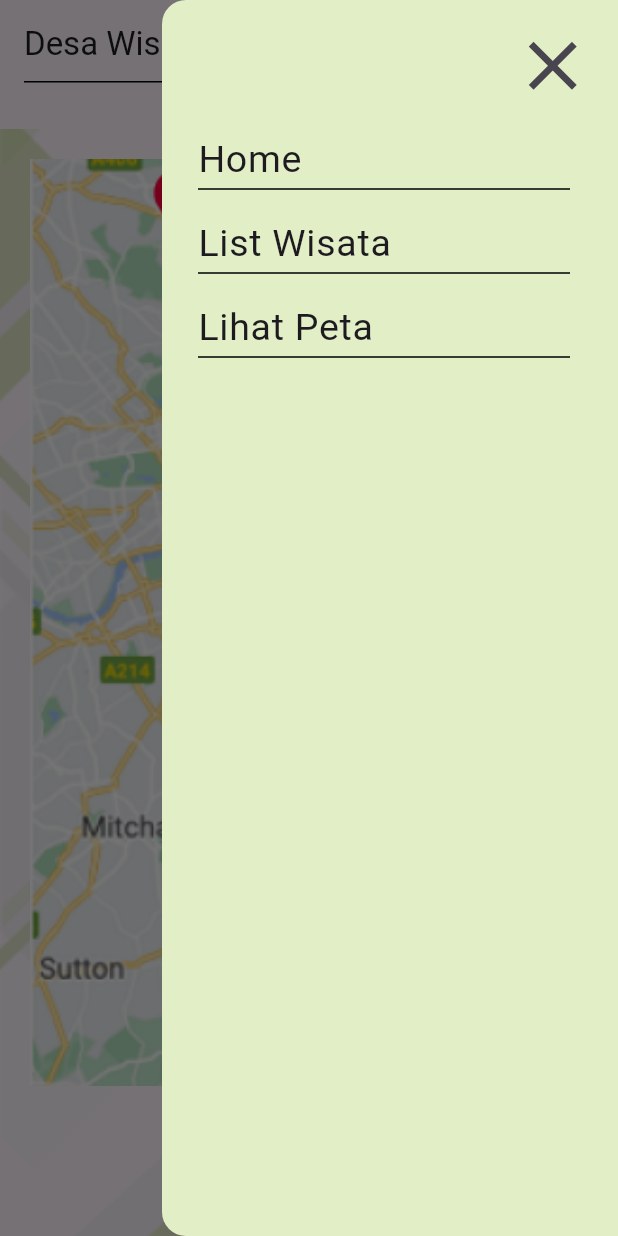
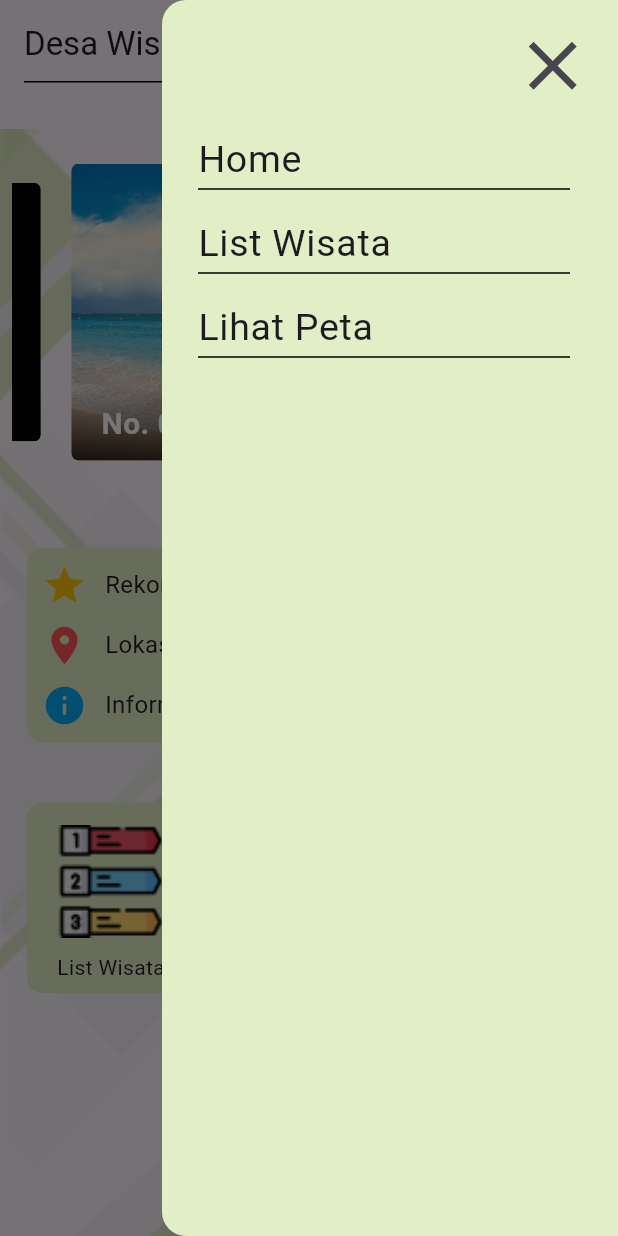
Before and after one commit to AlninoDP/wisata_desa, a Flutter app: the screen it shows after launch, with the side drawer open, on a phone screen of 412 x 824 dp. Run offline on Flutter 3.47's test engine with Material 3 defaults, Android fonts, the phone set to English and light mode, and no system bars; drawn by our look-alikes of carousel_slider; our stand-ins replace go_router.

Commit message:
added routes and temporary app info page

```diff
--- a/lib/components/app_drawer.dart
+++ b/lib/components/app_drawer.dart
@@ -1,4 +1,5 @@
 import 'package:flutter/material.dart';
+import 'package:go_router/go_router.dart';
 import 'package:wisata_desa/components/drawer_menu.dart';
 
 class AppDrawer extends StatelessWidget {
@@ -20,9 +21,18 @@ class AppDrawer extends StatelessWidget {
                   size: 55,
                 )),
           ),
-          const DrawerMenu(menuText: 'Home'),
-          const DrawerMenu(menuText: 'List Wisata'),
-          const DrawerMenu(menuText: 'Lihat Peta')
+          DrawerMenu(
+            menuText: 'Home',
+            onTap: () => context.go('/'),
+          ),
+          DrawerMenu(
+            menuText: 'List Wisata',
+            onTap: () => context.go('/wisata'),
+          ),
+          DrawerMenu(
+            menuText: 'Lihat Peta',
+            onTap: () => context.go('/peta'),
+          )
         ],
       ),
     );
--- /dev/null
+++ b/lib/core/routes.dart
@@ -0,0 +1,27 @@
+import 'package:go_router/go_router.dart';
+import 'package:wisata_desa/views/app_info/app_info.dart';
+import 'package:wisata_desa/views/home/home_page.dart';
+import 'package:wisata_desa/views/peta_desa/peta_desa_page.dart';
+import 'package:wisata_desa/views/tempat_wisata/tempat_wisata_page.dart';
+
+final routes = GoRouter(
+  initialLocation: '/',
+  routes: [
+    GoRoute(
+      path: '/',
+      builder: (context, state) => const HomePageProvider(),
+    ),
+    GoRoute(
+      path: '/wisata',
+      builder: (context, state) => const TempatWisataProvider(),
+    ),
+    GoRoute(
+      path: '/peta',
+      builder: (context, state) => const PetaDesa(),
+    ),
+    GoRoute(
+      path: '/app_info',
+      builder: (context, state) => const AppInfo(),
+    )
+  ],
+);
--- a/lib/data/repositories/location_marker_repo_mock.dart
+++ b/lib/data/repositories/location_marker_repo_mock.dart
@@ -47,7 +47,8 @@ class LocationMarkerRepoMock {
 
   Future<List<LocationMarker>> getLocationMarkers() {
     try {
-      return Future.delayed(const Duration(seconds: 2), () => locationMarkers);
+      return Future.delayed(
+          const Duration(milliseconds: 500), () => locationMarkers);
     } catch (e) {
       debugPrint(e.toString());
       return Future.value([]); // return empty list
--- a/lib/main.dart
+++ b/lib/main.dart
@@ -1,7 +1,5 @@
 import 'package:flutter/material.dart';
-import 'package:wisata_desa/views/home/home_page.dart';
-import 'package:wisata_desa/views/peta_desa/peta_desa_page.dart';
-import 'package:wisata_desa/views/tempat_wisata/tempat_wisata_page.dart';
+import 'package:wisata_desa/core/routes.dart';
 
 void main() {
   runApp(const MyApp());
@@ -13,13 +11,12 @@ class MyApp extends StatelessWidget {
   // This widget is the root of your application.
   @override
   Widget build(BuildContext context) {
-    return MaterialApp(
+    return MaterialApp.router(
       title: 'Flutter Demo',
       theme: ThemeData(
-        colorScheme: ColorScheme.fromSeed(seedColor: Colors.deepPurple),
         useMaterial3: true,
       ),
-      home: const PetaDesa(),
+      routerConfig: routes,
     );
   }
 }
--- a/lib/views/home/home_page.dart
+++ b/lib/views/home/home_page.dart
@@ -1,5 +1,6 @@
 import 'package:carousel_slider/carousel_slider.dart';
 import 'package:flutter/material.dart';
+import 'package:go_router/go_router.dart';
 import 'package:provider/provider.dart';
 import 'package:wisata_desa/components/app_appbar.dart';
 import 'package:wisata_desa/components/app_background.dart';
@@ -123,25 +124,28 @@ class HomePage extends StatelessWidget {
                 const SizedBox(height: 20),
 
                 // Button
-                const Row(
+                Row(
                   mainAxisAlignment: MainAxisAlignment.spaceAround,
                   children: [
                     Expanded(
                       child: MenuButton(
                         imagePath: 'assets/icons/list_icon.png',
                         textMenu: 'List Wisata',
+                        onTap: () => context.go('/wisata'),
                       ),
                     ),
                     Expanded(
                       child: MenuButton(
                         imagePath: 'assets/icons/map_icon.png',
                         textMenu: 'Buka Peta',
+                        onTap: () => context.go('/peta'),
                       ),
                     ),
                     Expanded(
                       child: MenuButton(
                         imagePath: 'assets/icons/info_icon.png',
                         textMenu: 'App Info',
+                        onTap: () => context.go('/app_info'),
                       ),
                     )
                   ],
--- a/pubspec.yaml
+++ b/pubspec.yaml
@@ -20,6 +20,7 @@ dependencies:
   cupertino_icons: ^1.0.2
   carousel_slider: ^4.2.1
   provider: ^6.1.2
+  go_router: ^14.0.2
 
 
 dev_dependencies:
```
Also changed, not shown: lib/views/app_info/app_info.dart (added, +52 -0 lines), assets/images/alnino.png (added), assets/images/yoggy.png (added), pubspec.lock.
